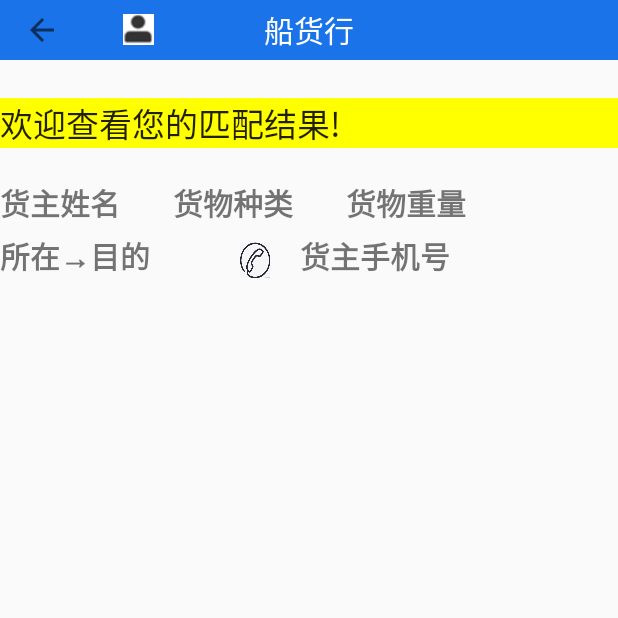
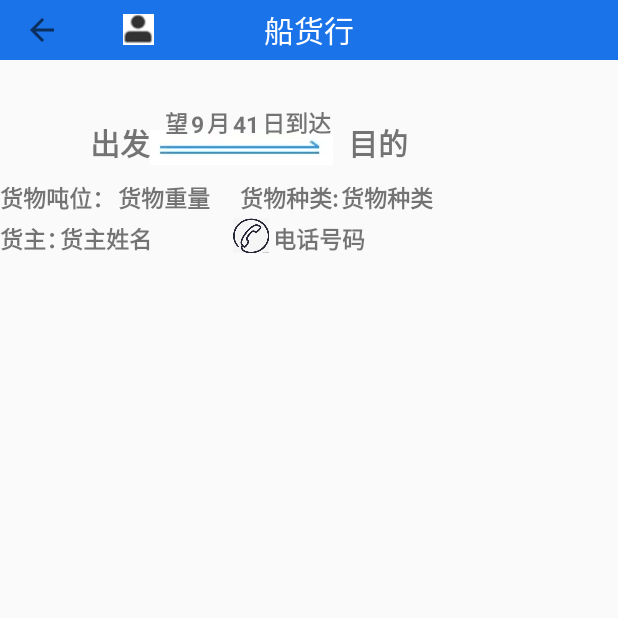
Before and after one commit to codejoker-c/water-transport-research, an Android app: the BoatQuery screen opened directly, with no data from a screen before it, on a phone screen of 412 x 824 dp, the top half of it. Run offline under Robolectric (Android 15) with nearby library versions, the phone set to English and light mode, and no system bars; our stand-ins replace Room's generated code; libraries missing offline, so code that uses them is left out: com.chaquo.python; 22 statements that could not run were skipped.

Commit message:
改变了匹配界面

```diff
--- a/HelloWorld/app/src/main/java/com/example/helloworld/BoatQuery.java
+++ b/HelloWorld/app/src/main/java/com/example/helloworld/BoatQuery.java
@@ -29,6 +29,7 @@ public class BoatQuery extends AppCompatActivity {
 
     ArrayList ship_data;
     TextView query_name, query_kind, query_weight, query_site, query_des, query_phone;
+    TextView mon,day;
     private WT_ViewModel mWT_ViewModel;//实例化WT_ViewModel来与数据库进行交互
     TextView test01;
 
@@ -43,13 +44,15 @@ public class BoatQuery extends AppCompatActivity {
         ab.setDisplayHomeAsUpEnabled(true);
 
 
-        query_name = findViewById(R.id.query_cargo_name);
-        query_kind = findViewById(R.id.query_cargo_kind);
-        query_weight = findViewById(R.id.query_cargo_weight);
-        query_site = findViewById(R.id.query_cargo_site);
-        query_des = findViewById(R.id.query_cargo_des);
-        query_phone = findViewById(R.id.query_cargo_phone);
+        query_name = findViewById(R.id.name01);
+        query_kind = findViewById(R.id.cargo_kind01);
+        query_weight = findViewById(R.id.cargo_weight01);
+        query_site = findViewById(R.id.cargo_site01);
+        query_des = findViewById(R.id.cargo_des01);
+        query_phone = findViewById(R.id.phone01);
         test01 = findViewById(R.id.test01);
+        mon = findViewById(R.id.cargo_month01);
+        day = findViewById(R.id.cargo_day01);
 
         mWT_ViewModel = new ViewModelProvider(this).get(WT_ViewModel.class);
         //拿到船和货的数据
@@ -88,7 +91,8 @@ public class BoatQuery extends AppCompatActivity {
                     query_site.setText(userCargo.depart);
                     query_des.setText(userCargo.destin);
                     query_phone.setText(userCargo.phone);
-
+                    mon.setText(String.valueOf(userCargo.month));
+                    day.setText(String.valueOf(userCargo.day));
 
 
                 } catch (ExecutionException e) {
--- a/HelloWorld/app/src/main/java/com/example/helloworld/database/WT_RoomDatabase.java
+++ b/HelloWorld/app/src/main/java/com/example/helloworld/database/WT_RoomDatabase.java
@@ -84,25 +84,25 @@ public abstract class WT_RoomDatabase extends RoomDatabase {
 
 
                 userBoat[0] = new
-                        user_Boat("xxs","123","许先生","95566",600,1300,"沙土石子", "重庆");
+                        user_Boat("xxs","123","许先生","95566",2000,1300,"沙土石子", "重庆");
                 userBoat[1] = new
-                        user_Boat("wxs","123","吴先生","95566",500,1500,"矿石", "上海");
+                        user_Boat("wxs","123","吴先生","95566",2100,1500,"矿石", "上海");
                 userBoat[2] = new
-                        user_Boat("wxs","123","王先生","95566",800,3000,"矿石", "江阴");
+                        user_Boat("axs","123","安先生","95566",3200,3000,"矿石", "江阴");
                 userBoat[3] = new
-                        user_Boat("hns","123","何女士","95566",1200,2000,"沙土石子", "南通");
+                        user_Boat("hns","123","何女士","95566",2200,2000,"沙土石子", "南通");
                 userBoat[4] = new
-                        user_Boat("yxs","123","闫先生","95566",1500,1000,"煤炭", "铜陵");
+                        user_Boat("yxs","123","闫先生","95566",2100,1000,"煤炭", "铜陵");
                 userBoat[5] = new
-                        user_Boat("lxs","123","刘先生","95566",1600,1500,"煤炭", "镇江");
+                        user_Boat("lxs","123","刘先生","95566",1900,1500,"煤炭", "镇江");
                 userBoat[6] = new
                         user_Boat("cns","123","陈女士","95566",3200,2000,"沙土石子", "黄石");
                 userBoat[7] = new
-                        user_Boat("lxs","123","李先生","95566",1300,1800,"沙土石子", "芜湖");
+                        user_Boat("bxs","123","包先生","95566",2000,1800,"沙土石子", "芜湖");
                 userBoat[8] = new
-                        user_Boat("dxs","123","董先生","95566",1400,1900,"煤炭", "岳阳");
+                        user_Boat("dxs","123","董先生","95566",2300,1900,"煤炭", "岳阳");
                 userBoat[9] = new
-                        user_Boat("zxs","123","张先生","95566",1500,2300,"矿石", "巫山");
+                        user_Boat("zxs","123","张先生","95566",2500,2300,"矿石", "巫山");
 
                 for(int i=0;i<10;i++){
                     userCargo[i].setIsFillInfo();
--- a/HelloWorld/app/src/main/res/layout/activity_result_query.xml
+++ b/HelloWorld/app/src/main/res/layout/activity_result_query.xml
@@ -9,110 +9,133 @@
     <include layout="@layout/main_titlebar"/>
 
     <TextView
-        android:id="@+id/query_welcome"
-        android:layout_width="match_parent"
-        android:layout_height="wrap_content"
-        android:layout_marginTop="65dp"
-        android:text="欢迎查看您的匹配结果!"
-        android:background="@color/yellow"
-        android:textAppearance="@style/TextAppearance.AppCompat.Large"
-
-        ></TextView>
-
-    <TextView
-        android:id="@+id/query_cargo_name"
+        android:id="@+id/cargo_site01"
         android:layout_width="wrap_content"
         android:layout_height="wrap_content"
-        android:layout_marginTop="120dp"
-        android:text="货主姓名"
-        android:textSize="20sp"
-        android:textStyle="bold"
-
-        ></TextView>
-
-    <TextView
-        android:id="@+id/query_cargo_kind"
-        android:layout_width="wrap_content"
-        android:layout_height="wrap_content"
-        android:layout_alignBottom="@id/query_cargo_name"
-        android:layout_marginLeft="35dp"
-        android:layout_toRightOf="@id/query_cargo_name"
-        android:text="货物种类"
+        android:layout_alignParentLeft="true"
+        android:layout_alignParentTop="true"
+        android:layout_marginLeft="60dp"
+        android:layout_marginTop="80dp"
+        android:text="出发"
         android:textSize="20sp"
         android:textStyle="bold"></TextView>
 
+    <ImageView
+        android:id="@+id/cargo_arrow01"
+        android:layout_width="wrap_content"
+        android:layout_height="wrap_content"
+        android:layout_alignBottom="@id/cargo_site01"
+        android:layout_toRightOf="@id/cargo_site01"
+        android:background="@mipmap/arrow"></ImageView>
+
 
     <TextView
-        android:id="@+id/query_cargo_weight"
+        android:id="@+id/cargo_des01"
         android:layout_width="wrap_content"
         android:layout_height="wrap_content"
-        android:layout_alignBottom="@id/query_cargo_kind"
-        android:layout_marginLeft="35dp"
-        android:layout_toRightOf="@id/query_cargo_kind"
-        android:text="货物重量"
+        android:layout_alignBottom="@id/cargo_arrow01"
+        android:layout_marginLeft="10dp"
+        android:layout_toRightOf="@+id/cargo_arrow01"
+        android:text="目的"
         android:textSize="20sp"
         android:textStyle="bold"></TextView>
 
     <TextView
-        android:id="@+id/query_cargo_site"
+        android:id="@+id/const_weight01"
         android:layout_width="wrap_content"
         android:layout_height="wrap_content"
-        android:layout_alignLeft="@id/query_cargo_name"
-
-        android:layout_marginTop="155dp"
-        android:text="所在"
-        android:textSize="20sp"
+        android:layout_marginTop="120dp"
+        android:text="货物吨位："
+        android:textSize="15sp"
         android:textStyle="bold"></TextView>
 
     <TextView
-        android:id="@+id/query_cargo_arrow"
+        android:id="@+id/cargo_weight01"
         android:layout_width="wrap_content"
         android:layout_height="wrap_content"
-        android:textStyle="bold"
-        android:text="→"
-        android:textSize="20sp"
-        android:layout_toRightOf="@id/query_cargo_site"
-        android:layout_alignBottom="@id/query_cargo_site"
-        ></TextView>
-
-    <TextView
-        android:id="@+id/query_cargo_des"
-        android:layout_width="wrap_content"
-        android:layout_height="wrap_content"
-        android:layout_alignBottom="@id/query_cargo_arrow"
-        android:layout_toRightOf="@id/query_cargo_arrow"
-        android:text="目的"
-        android:textSize="20sp"
-        android:textStyle="bold"></TextView>
-
-    <ImageView
-        android:id="@+id/sticker"
-        android:layout_width="20dp"
-        android:layout_height="24dp"
-        android:layout_alignBottom="@id/query_cargo_des"
-        android:layout_marginLeft="60dp"
-        android:layout_toRightOf="@id/query_cargo_des"
-        android:background="@mipmap/phone"></ImageView>
-
-    <TextView
-        android:id="@+id/query_cargo_phone"
-        android:layout_width="wrap_content"
-        android:layout_height="wrap_content"
-        android:layout_alignBottom="@id/sticker"
-        android:layout_marginLeft="20dp"
-        android:layout_toRightOf="@id/sticker"
-        android:text="货主手机号"
-        android:textSize="20sp"
+        android:layout_alignBottom="@id/const_weight01"
+        android:layout_marginLeft="2dp"
+        android:layout_toRightOf="@id/const_weight01"
+        android:text="货物重量"
+        android:textSize="15sp"
         android:textStyle="bold"></TextView>
 
     <TextView
-        android:id="@+id/test"
+        android:id="@+id/const_kind01"
         android:layout_width="wrap_content"
         android:layout_height="wrap_content"
-        android:layout_marginLeft="50dp"
-        android:layout_marginTop="300dp"
+        android:layout_alignBottom="@id/cargo_weight01"
+        android:layout_marginLeft="20dp"
+        android:layout_toRightOf="@+id/cargo_weight01"
+        android:text="货物种类:"
+        android:textSize="15sp"
+        android:textStyle="bold"></TextView>
 
-        ></TextView>
+    <TextView
+        android:id="@+id/cargo_kind01"
+        android:layout_width="wrap_content"
+        android:layout_height="wrap_content"
+        android:layout_alignBottom="@id/const_kind01"
+        android:layout_toRightOf="@+id/const_kind01"
+        android:layout_marginLeft="2dp"
+        android:text="货物种类"
+        android:textSize="15sp"
+        android:textStyle="bold"></TextView>
+
+    <TextView
+        android:id="@+id/const_hope01"
+        android:layout_width="wrap_content"
+        android:layout_height="wrap_content"
+        android:layout_marginLeft="110dp"
+        android:layout_marginTop="70dp"
+        android:text="望"
+        android:textStyle="bold"
+        android:textSize="15sp"></TextView>
+
+
+    <TextView
+        android:id="@+id/cargo_month01"
+        android:layout_width="wrap_content"
+        android:layout_height="wrap_content"
+        android:layout_toRightOf="@id/const_hope01"
+        android:layout_alignBottom="@id/const_hope01"
+        android:layout_marginLeft="2dp"
+        android:text="9"
+        android:textSize="15sp"
+        android:textStyle="bold"></TextView>
+
+    <TextView
+        android:id="@+id/const_month01"
+        android:layout_width="wrap_content"
+        android:layout_height="wrap_content"
+        android:layout_alignBottom="@id/cargo_month01"
+        android:layout_marginLeft="2dp"
+        android:layout_toRightOf="@id/cargo_month01"
+        android:text="月"
+        android:textSize="15sp"
+        android:textStyle="bold"></TextView>
+
+    <TextView
+        android:id="@+id/cargo_day01"
+        android:layout_width="wrap_content"
+        android:layout_height="wrap_content"
+        android:layout_toRightOf="@id/const_month01"
+        android:layout_alignBottom="@id/const_month01"
+        android:layout_marginLeft="2dp"
+        android:text="41"
+        android:textSize="15sp"
+        android:textStyle="bold"></TextView>
+
+    <TextView
+        android:id="@+id/const_day01"
+        android:layout_width="wrap_content"
+        android:layout_height="wrap_content"
+        android:layout_alignBottom="@id/cargo_month01"
+        android:layout_marginLeft="2dp"
+        android:layout_toRightOf="@id/cargo_day01"
+        android:text="日到达"
+        android:textSize="15sp"
+        android:textStyle="bold"></TextView>
 
     <TextView
         android:id="@+id/test01"
@@ -122,5 +145,42 @@
         android:layout_marginLeft="20dp"
         ></TextView>
 
+    <ImageView
+        android:layout_width="24dp"
+        android:layout_height="23dp"
+        android:layout_marginStart="155dp"
+        android:layout_marginTop="145dp"
+        android:background="@mipmap/phone"
+        />
+
+    <TextView
+        android:layout_width="wrap_content"
+        android:layout_height="wrap_content"
+        android:text="货主："
+        android:textSize="15sp"
+        android:textStyle="bold"
+        android:layout_marginTop="147sp"/>
+
+    <TextView
+        android:id="@+id/name01"
+        android:layout_width="wrap_content"
+        android:layout_height="wrap_content"
+        android:layout_marginStart="40dp"
+        android:layout_marginTop="147sp"
+        android:text="货主姓名"
+        android:textSize="15sp"
+        android:textStyle="bold" />
+
+    <TextView
+        android:id="@+id/phone01"
+        android:layout_width="wrap_content"
+        android:layout_height="wrap_content"
+        android:layout_marginStart="182dp"
+        android:layout_marginTop="147dp"
+        android:text="电话号码"
+        android:textStyle="bold"
+        android:textSize="15sp"
+        />
+
 
 </RelativeLayout>
--- a/HelloWorld/app/src/main/res/layout/item_infolist.xml
+++ b/HelloWorld/app/src/main/res/layout/item_infolist.xml
@@ -21,10 +21,9 @@
         android:id="@+id/cargo_arrow"
         android:layout_width="wrap_content"
         android:layout_height="wrap_content"
-        android:background="@mipmap/arrow"
+        android:layout_alignBottom="@id/cargo_site"
         android:layout_toRightOf="@id/cargo_site"
-        android:layout_alignBottom="@id/cargo_site"
-        ></ImageView>
+        android:background="@mipmap/arrow"></ImageView>
 
 
     <TextView
```
